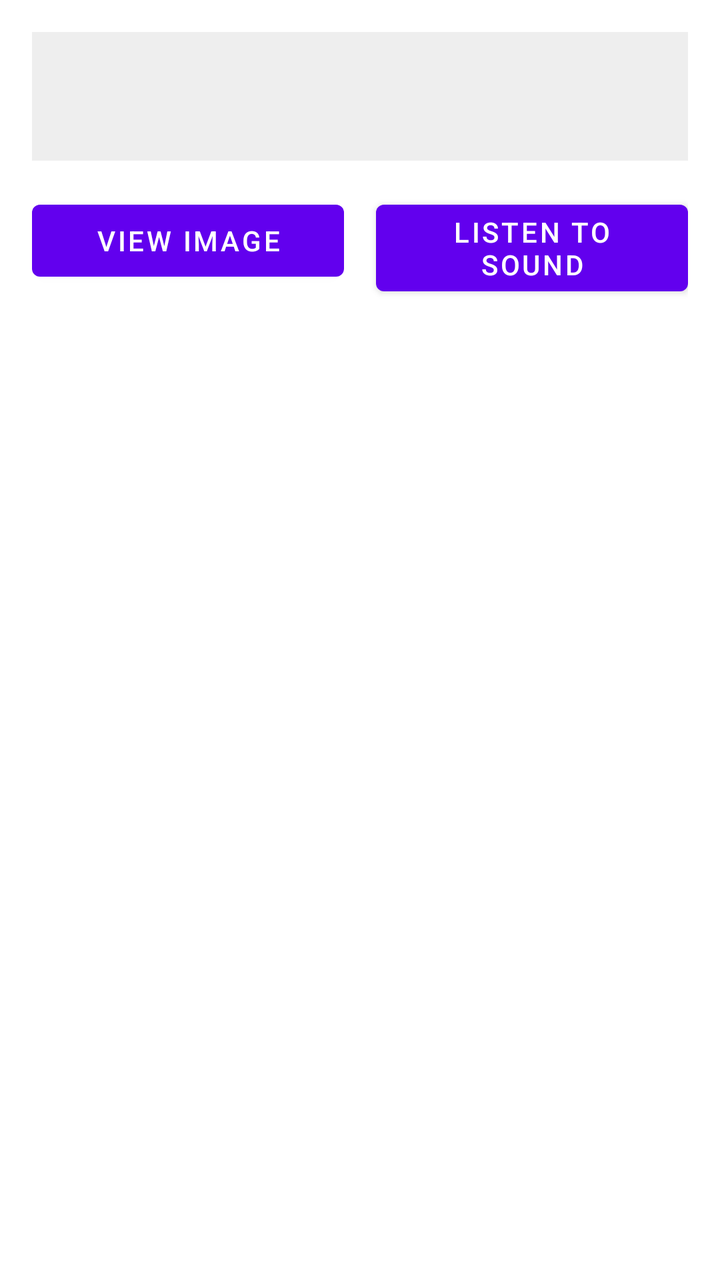
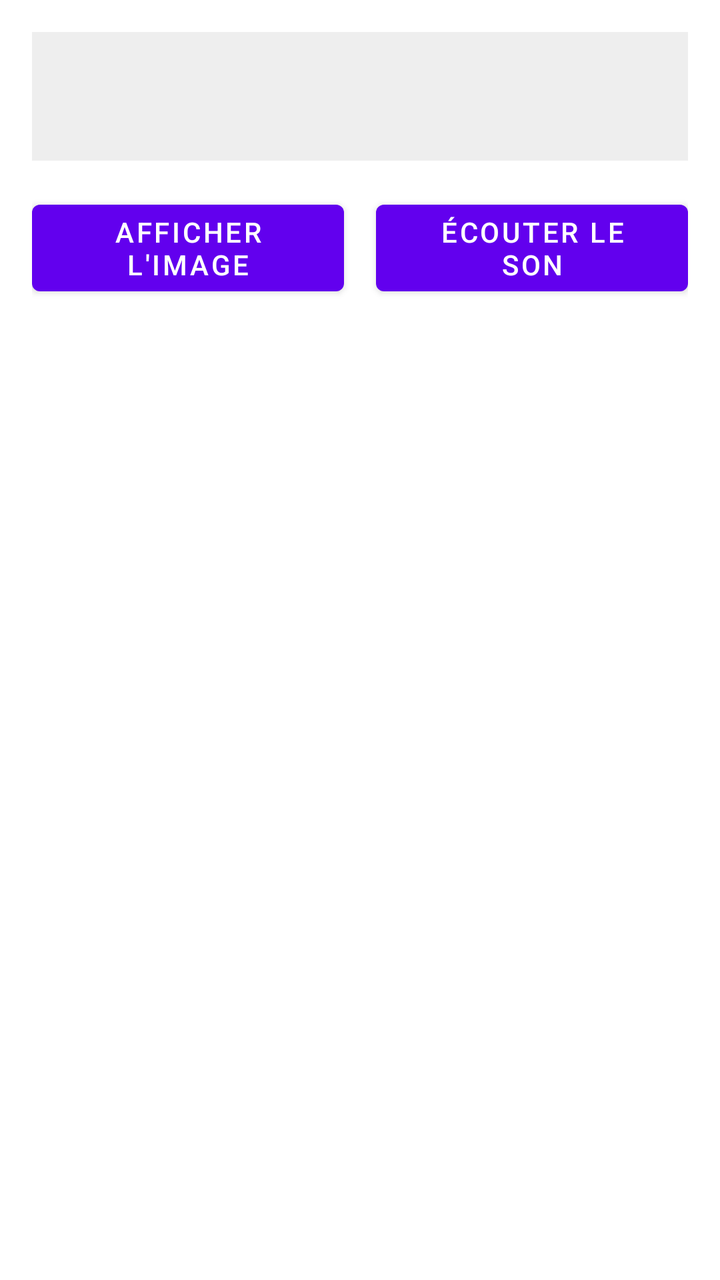

An Android layout rendered at two revisions. The XML below is the earlier revision; the diff shows what the commit changed to produce the second picture.
<!-- AndroidManifest.xml: application theme Theme.Cartesanimees -->
<!-- res/layout/activity_card_detail.xml -->
<?xml version="1.0" encoding="utf-8"?>
<androidx.constraintlayout.widget.ConstraintLayout xmlns:android="http://schemas.android.com/apk/res/android"
    xmlns:app="http://schemas.android.com/apk/res-auto"
    xmlns:tools="http://schemas.android.com/tools"
    android:layout_width="match_parent"
    android:layout_height="match_parent"
    android:padding="16dp"
    android:background="@color/white"
    tools:context=".ui.main.CardDetailActivity">

    
    <com.google.android.material.textview.MaterialTextView
        android:id="@+id/tvAnimationLibelle"
        android:layout_width="0dp"
        android:layout_height="wrap_content"
        android:textSize="24sp"
        android:gravity="center"
        android:padding="16dp"
        android:background="@color/grey_200"
        android:textColor="@android:color/black"
        app:layout_constraintTop_toTopOf="parent"
        app:layout_constraintStart_toStartOf="parent"
        app:layout_constraintEnd_toEndOf="parent"/>

    
    <com.google.android.material.button.MaterialButton
        android:id="@+id/btnImage"
        android:layout_width="0dp"
        android:layout_height="wrap_content"
        android:text="View Image"
        app:layout_constraintTop_toBottomOf="@id/tvAnimationLibelle"
        app:layout_constraintStart_toStartOf="parent"
        app:layout_constraintEnd_toStartOf="@id/btnSound"
        android:layout_marginTop="16dp"/>

    
    <com.google.android.material.button.MaterialButton
        android:id="@+id/btnSound"
        android:layout_width="0dp"
        android:layout_height="wrap_content"
        android:text="Listen to Sound"
        app:layout_constraintTop_toBottomOf="@id/tvAnimationLibelle"
        app:layout_constraintStart_toEndOf="@id/btnImage"
        app:layout_constraintEnd_toEndOf="parent"
        android:layout_marginStart="16dp"
        android:layout_marginTop="16dp"/>

    
    <com.google.android.material.card.MaterialCardView
        android:id="@+id/cardViewImage"
        android:layout_width="0dp"
        android:layout_height="wrap_content"
        android:layout_marginTop="16dp"
        app:cardCornerRadius="8dp"
        app:layout_constraintTop_toBottomOf="@id/btnImage"
        app:layout_constraintStart_toStartOf="parent"
        app:layout_constraintEnd_toEndOf="parent">

        <ImageView
            android:id="@+id/ivAnimationImage"
            android:layout_width="match_parent"
            android:layout_height="wrap_content"
            android:contentDescription="Animation Image"/>
    </com.google.android.material.card.MaterialCardView>

</androidx.constraintlayout.widget.ConstraintLayout>
<!-- resources referenced by this layout -->
<resources>
  <color name="grey_200">#EEEEEE</color>
  <color name="white">#FFFFFF</color>
  <style name="Theme.Cartesanimees" parent="Theme.MaterialComponents.DayNight.NoActionBar">
          
          <item name="colorPrimary">@color/purple_500</item>
          <item name="colorPrimaryVariant">@color/purple_700</item>
          <item name="colorOnPrimary">@color/white</item>
          
          <item name="colorSecondary">@color/teal_200</item>
          <item name="colorSecondaryVariant">@color/teal_700</item>
          <item name="colorOnSecondary">@color/black</item>
          
          <item name="android:windowBackground">@color/white</item>
      </style>
  <color name="purple_500">#6200EE</color>
  <color name="purple_700">#3700B3</color>
  <color name="teal_200">#03DAC5</color>
  <color name="teal_700">#018786</color>
  <color name="black">#000000</color>
</resources>

<!-- the commit's change to res/layout/activity_card_detail.xml (unified diff, before → after) -->
@@ -27,7 +27,7 @@
         android:id="@+id/btnImage"
         android:layout_width="0dp"
         android:layout_height="wrap_content"
-        android:text="View Image"
+        android:text="Afficher l'image"
         app:layout_constraintTop_toBottomOf="@id/tvAnimationLibelle"
         app:layout_constraintStart_toStartOf="parent"
         app:layout_constraintEnd_toStartOf="@id/btnSound"
@@ -38,7 +38,7 @@
         android:id="@+id/btnSound"
         android:layout_width="0dp"
         android:layout_height="wrap_content"
-        android:text="Listen to Sound"
+        android:text="Écouter le son"
         app:layout_constraintTop_toBottomOf="@id/tvAnimationLibelle"
         app:layout_constraintStart_toEndOf="@id/btnImage"
         app:layout_constraintEnd_toEndOf="parent"
@@ -60,7 +60,7 @@
             android:id="@+id/ivAnimationImage"
             android:layout_width="match_parent"
             android:layout_height="wrap_content"
-            android:contentDescription="Animation Image"/>
+            android:contentDescription="Image de l'animation"/>
     </com.google.android.material.card.MaterialCardView>
 
 </androidx.constraintlayout.widget.ConstraintLayout>
